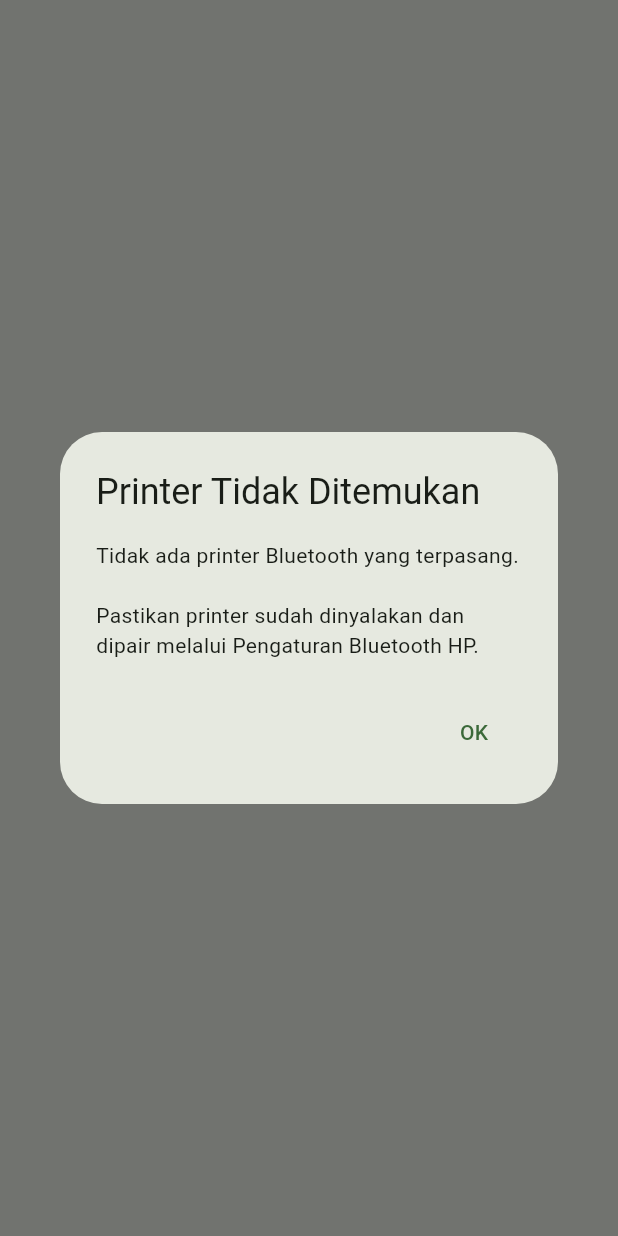
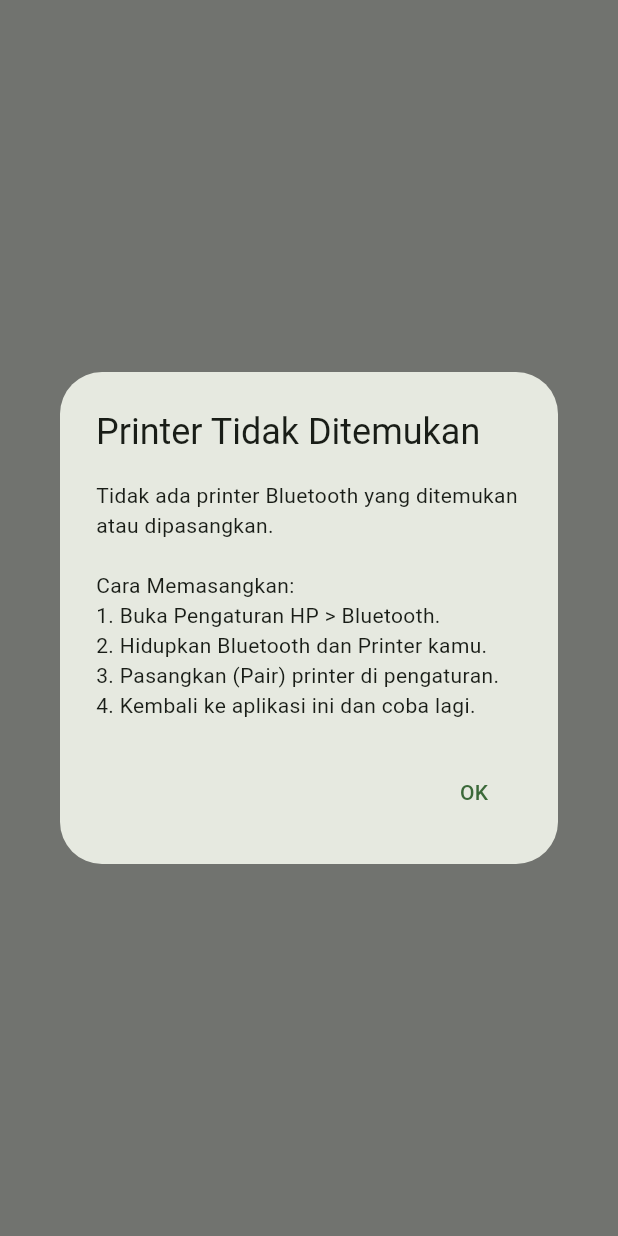
Before and after one commit to yansugix/warung-kasir, a Flutter app: what showPrintDialog() shows on an empty page, opened directly with empty values, on a phone screen of 412 x 824 dp. Run offline on Flutter 3.47's test engine with Material 3 defaults, Android fonts, the phone set to English and light mode, and no system bars; our stand-ins replace google_sign_in, permission_handler, shared_preferences, sqflite; missing offline and left inert: googleapis, mobile_scanner, print_bluetooth_thermal; accounts and stored records are empty.

Commit message:
Fix bluetooth permissions and add error builder to mobile scanner

```diff
--- a/lib/services/print_service.dart
+++ b/lib/services/print_service.dart
@@ -1,6 +1,7 @@
-import 'dart:io';
 import 'package:flutter/material.dart';
 import 'package:print_bluetooth_thermal/print_bluetooth_thermal.dart';
+import 'package:permission_handler/permission_handler.dart';
+import 'dart:io';
 import '../models/transaction.dart';
 import 'app_settings.dart';
 
@@ -31,11 +32,29 @@ class PrintService {
     return 'Rp' + result.reversed.join('');
   }
 
+  static Future<bool> requestBluetoothPermissions() async {
+    if (Platform.isAndroid) {
+      Map<Permission, PermissionStatus> statuses = await [
+        Permission.bluetoothScan,
+        Permission.bluetoothConnect,
+        Permission.location,
+      ].request();
+
+      bool allGranted = statuses.values.every((status) => status.isGranted);
+      return allGranted;
+    }
+    return true;
+  }
+
   static Future<List<BluetoothInfo>> getPairedDevices() async {
     try {
+      final hasPermission = await requestBluetoothPermissions();
+      if (!hasPermission) return [];
+
       final paired = await PrintBluetoothThermal.pairedBluetooths;
       return paired;
     } catch (e) {
+      debugPrint('Error getting paired devices: $e');
       return [];
     }
   }
@@ -70,7 +89,6 @@ class PrintService {
 
     final buffer = StringBuffer();
 
-    // Header
     buffer.writeln(_center(storeName));
     if (storeAddress.isNotEmpty) {
       buffer.writeln(_center(storeAddress));
@@ -80,7 +98,6 @@ class PrintService {
     }
     buffer.writeln(_line('='));
 
-    // Info transaksi
     final dt = DateTime.parse(tx.createdAt);
     final day = dt.day.toString().padLeft(2, '0');
     final month = dt.month.toString().padLeft(2, '0');
@@ -89,11 +106,11 @@ class PrintService {
     final minute = dt.minute.toString().padLeft(2, '0');
     final dateStr = '$day/$month/$year';
     final timeStr = '$hour:$minute';
+
     buffer.writeln('No: ' + tx.invoice);
     buffer.writeln('Tgl: ' + dateStr + '  ' + timeStr);
     buffer.writeln(_line());
 
-    // Items
     for (final item in tx.items) {
       final name = item.productName.length > _lineWidth
           ? item.productName.substring(0, _lineWidth)
@@ -144,13 +161,39 @@ class PrintService {
     }
   }
 
-  static Future<void> showPrintDialog(
-    BuildContext context,
-    Transaction tx,
-  ) async {
+  static Future<void> showPrintDialog(BuildContext context, Transaction tx) async {
+    final hasPermission = await requestBluetoothPermissions();
+    if (!context.mounted) return;
+
+    if (!hasPermission) {
+       ScaffoldMessenger.of(context).showSnackBar(
+        const SnackBar(
+          content: Text('Izin Bluetooth/Lokasi ditolak. Buka pengaturan aplikasi untuk mengizinkan.'),
+          backgroundColor: Colors.red,
+        ),
+      );
+      return;
+    }
+
+    // Tampilkan loading ambil perangkat
+    showDialog(
+      context: context,
+      barrierDismissible: false,
+      builder: (_) => const AlertDialog(
+        content: Row(
+          children: [
+            CircularProgressIndicator(),
+            SizedBox(width: 16),
+            Text('Mencari printer Bluetooth...'),
+          ],
+        ),
+      ),
+    );
+
     final devices = await getPairedDevices();
 
     if (!context.mounted) return;
+    Navigator.pop(context); // Tutup loading
 
     if (devices.isEmpty) {
       showDialog(
@@ -158,8 +201,12 @@ class PrintService {
         builder: (_) => AlertDialog(
           title: const Text('Printer Tidak Ditemukan'),
           content: const Text(
-            'Tidak ada printer Bluetooth yang terpasang.\n\n'
-            'Pastikan printer sudah dinyalakan dan dipair melalui Pengaturan Bluetooth HP.',
+            'Tidak ada printer Bluetooth yang ditemukan atau dipasangkan.\n\n'
+            'Cara Memasangkan:\n'
+            '1. Buka Pengaturan HP > Bluetooth.\n'
+            '2. Hidupkan Bluetooth dan Printer kamu.\n'
+            '3. Pasangkan (Pair) printer di pengaturan.\n'
+            '4. Kembali ke aplikasi ini dan coba lagi.',
           ),
           actions: [
             TextButton(
@@ -180,8 +227,8 @@ class PrintService {
         content: StatefulBuilder(
           builder: (ctx2, setState) => SizedBox(
             width: double.maxFinite,
-            child: Column(
-              mainAxisSize: MainAxisSize.min,
+            child: ListView(
+              shrinkWrap: true,
               children: devices
                   .map(
                     (d) => RadioListTile<String>(
@@ -235,7 +282,7 @@ class PrintService {
       if (loadingCtx.mounted) {
         ScaffoldMessenger.of(loadingCtx).showSnackBar(
           const SnackBar(
-            content: Text('Gagal terhubung ke printer'),
+            content: Text('Gagal terhubung ke printer. Pastikan printer hidup.'),
             backgroundColor: Colors.red,
           ),
         );
```
Also changed, not shown: lib/screens/kasir/kasir_screen.dart (+24 -0 lines), lib/screens/product/product_form_screen.dart (+24 -0 lines), 1 other file.
